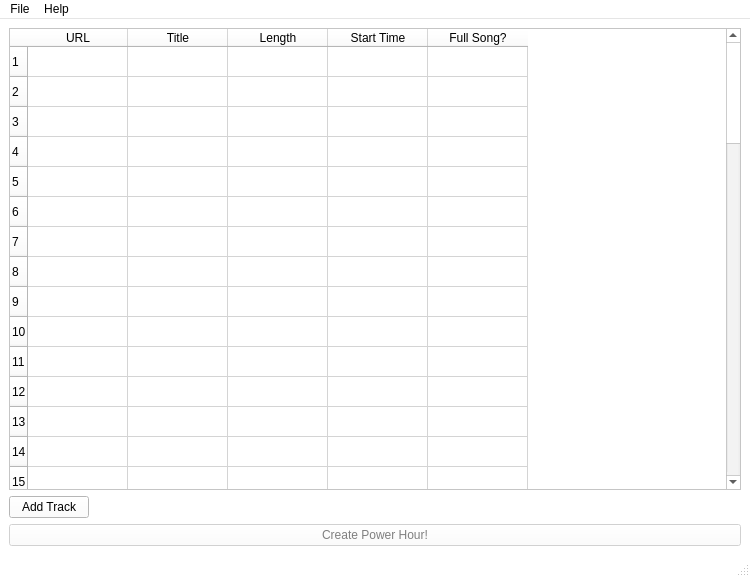
Qt form designer/mainwindow.ui (jac241/power_hour_creator) before a commit.
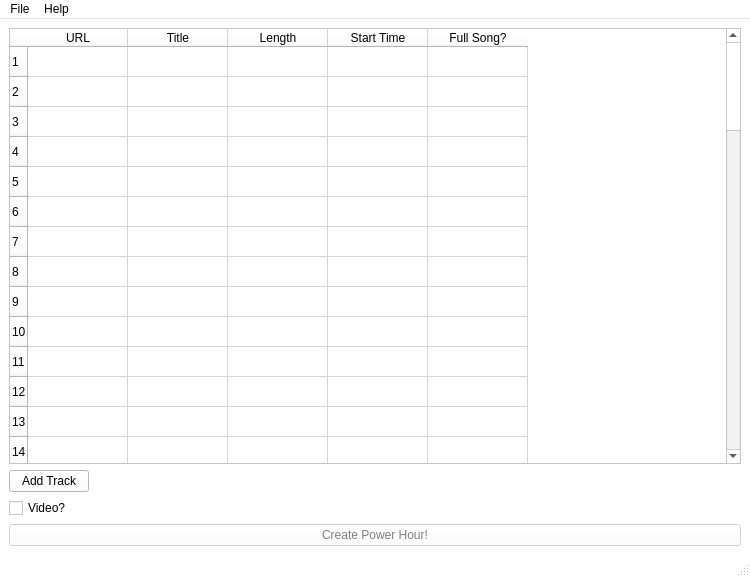
The same form after that commit. Custom widgets are drawn as their Qt base class.

Commit message:
Preliminary video support
Videos appear to work. Adds a VideoProcessor class to take care of this.
Next step is to reorder the transformations to make the encoding process
quicker.

Patch:
```diff
--- a/designer/mainwindow.ui
+++ b/designer/mainwindow.ui
@@ -430,7 +430,7 @@
   </property>
   <widget class="QWidget" name="centralWidget">
    <layout class="QGridLayout" name="gridLayout">
-    <item row="2" column="0">
+    <item row="3" column="0">
      <widget class="QPushButton" name="createPowerHourButton">
       <property name="enabled">
        <bool>false</bool>
@@ -577,6 +577,13 @@
       </item>
      </layout>
     </item>
+    <item row="2" column="0">
+     <widget class="QCheckBox" name="videoCheckBox">
+      <property name="text">
+       <string>Video?</string>
+      </property>
+     </widget>
+    </item>
    </layout>
   </widget>
   <widget class="QMenuBar" name="menubar">
```
The commit also changes 7 other files.
